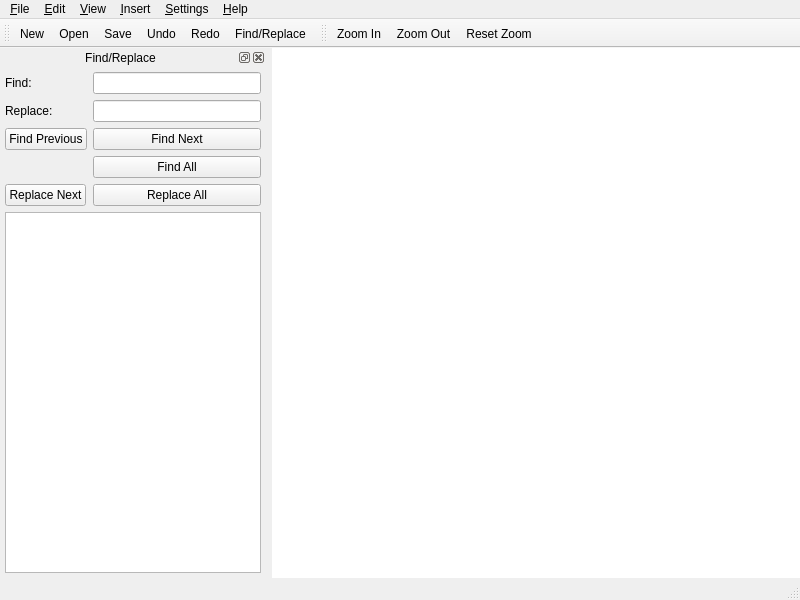
Qt form src/MainWindow.ui (laikatoolbox/laika-notepad) before a commit.
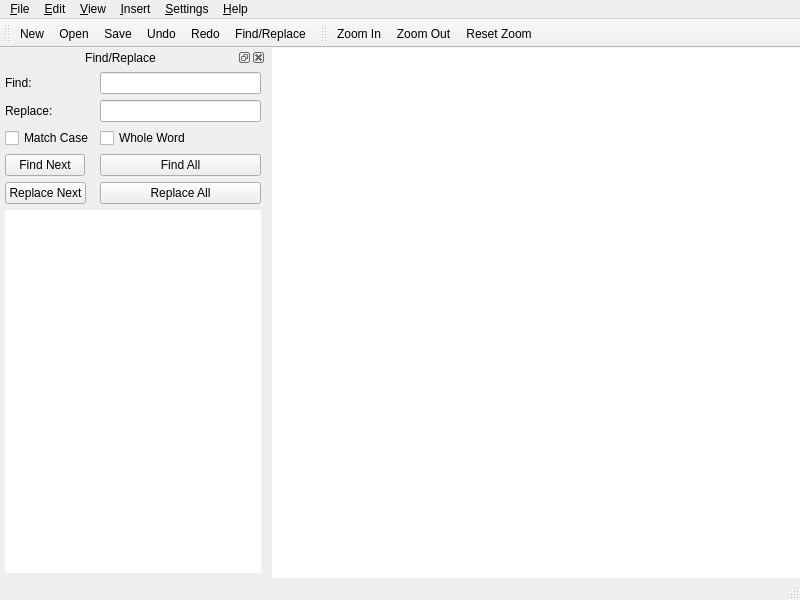
The same form after that commit. Icons and pictures are not drawn. Custom widgets are drawn as their Qt base class.

Commit message: Init find replace

```diff
--- a/src/MainWindow.ui
+++ b/src/MainWindow.ui
@@ -257,13 +257,20 @@
       <widget class="QLineEdit" name="replaceLineEdit"/>
      </item>
      <item row="2" column="0">
-      <widget class="QPushButton" name="findPreviousButton">
+      <widget class="QCheckBox" name="matchCaseCheckBox">
        <property name="text">
-        <string>Find Previous</string>
+        <string>Match Case</string>
        </property>
       </widget>
      </item>
      <item row="2" column="1">
+      <widget class="QCheckBox" name="wholeWordCheckBox">
+       <property name="text">
+        <string>Whole Word</string>
+       </property>
+      </widget>
+     </item>
+     <item row="3" column="0">
       <widget class="QPushButton" name="findNextButton">
        <property name="text">
         <string>Find Next</string>
@@ -292,7 +299,11 @@
       </widget>
      </item>
      <item row="5" column="0" colspan="2">
-      <widget class="QListView" name="findListView"/>
+      <widget class="QTableView" name="findTableVIew">
+       <property name="frameShape">
+        <enum>QFrame::Shape::NoFrame</enum>
+       </property>
+      </widget>
      </item>
     </layout>
    </widget>
```
The commit also changes 6 other files.
